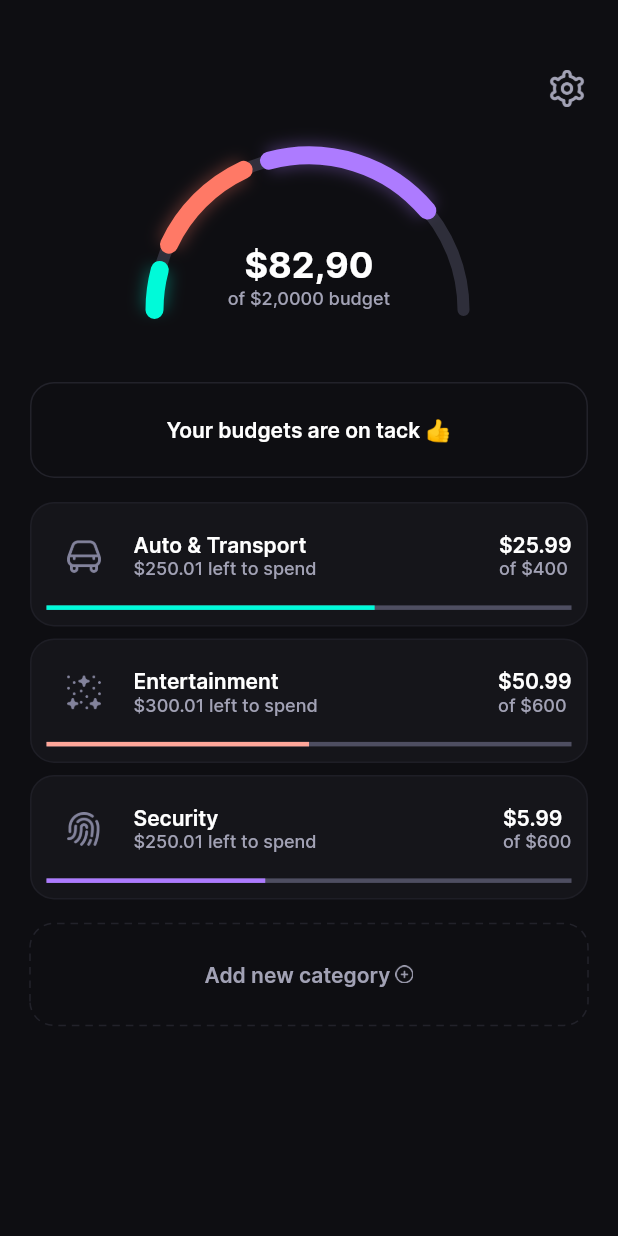
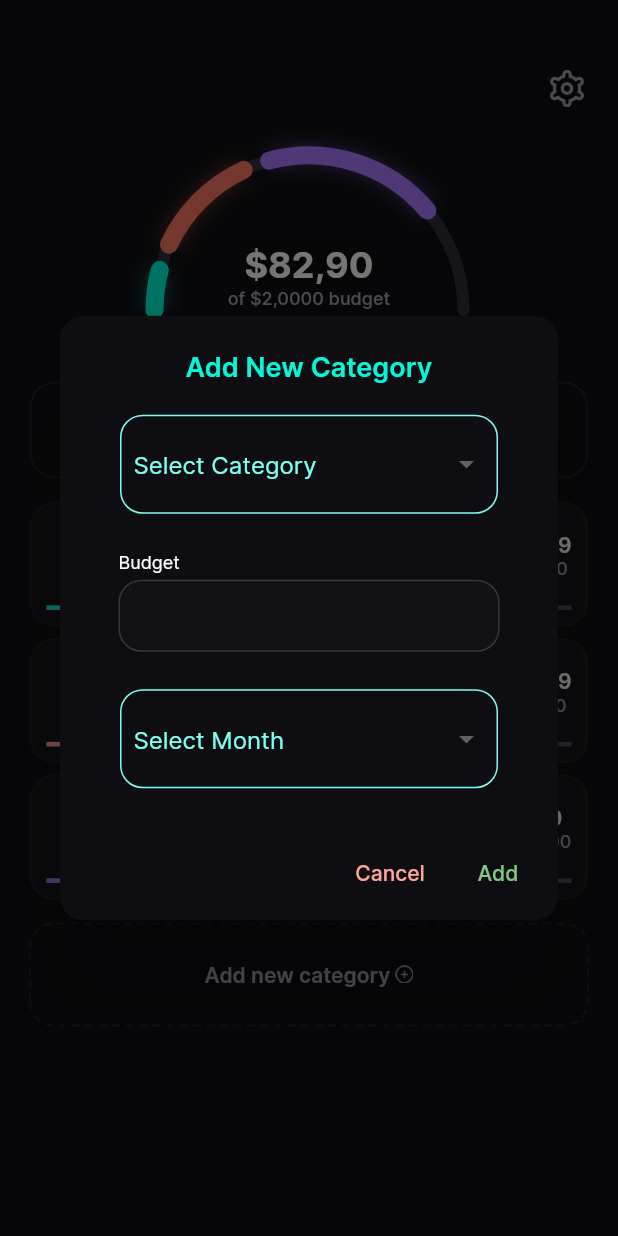
Before and after one commit to simonmhp/FinanceFlow, a Flutter app: the SpendingBudgetsView screen opened directly, after a tap on "Add new category", on a phone screen of 412 x 824 dp. Run offline on Flutter 3.47's test engine with Material 3 defaults, Android fonts, the phone set to English and light mode, and no system bars; drawn by our look-alikes of dotted_border; our stand-ins replace carousel_slider, cloud_firestore, firebase_auth, firebase_core, fluttertoast, scrollable_positioned_list and 1 more; accounts and stored records are empty.

Commit message:
working on BudetView()

```diff
--- /dev/null
+++ b/lib/common_widget/round_budget_textfield.dart
@@ -0,0 +1,67 @@
+import 'package:flutter/material.dart';
+import '../common/color_extension.dart';
+
+class RoundBudgetTextField extends StatelessWidget {
+  final String title;
+  final TextEditingController? controller;
+  final TextInputType? keyboardType;
+  final TextAlign titleAlign;
+  final bool obscureText;
+  final Function(String)? onChanged; // Add onChanged parameter
+
+  const RoundBudgetTextField({
+    super.key,
+    required this.title,
+    this.titleAlign = TextAlign.left,
+    this.controller,
+    this.keyboardType,
+    this.obscureText = false,
+    this.onChanged, // Initialize onChanged in the constructor
+  });
+
+  @override
+  Widget build(BuildContext context) {
+    return Column(
+      crossAxisAlignment: CrossAxisAlignment.start,
+      children: [
+        Row(
+          children: [
+            Expanded(
+              child: Text(
+                title,
+                textAlign: titleAlign,
+                style: TextStyle(color: TColor.white, fontSize: 12),
+              ),
+            ),
+          ],
+        ),
+        const SizedBox(height: 4),
+        Container(
+          height: 48,
+          width: double.maxFinite,
+          decoration: BoxDecoration(
+            color: TColor.gray60.withOpacity(0.05),
+            border: Border.all(color: TColor.gray70),
+            borderRadius: BorderRadius.circular(15),
+          ),
+          child: Padding(
+            padding: const EdgeInsets.only(left: 12.0, right: 12.0),
+            child: TextField(
+              controller: controller,
+              decoration: const InputDecoration(
+                focusedBorder: InputBorder.none,
+                errorBorder: InputBorder.none,
+                enabledBorder: InputBorder.none,
+                fillColor: Colors.amber,
+              ),
+              keyboardType: keyboardType,
+              obscureText: obscureText,
+              style: const TextStyle(color: Colors.white),
+              onChanged: onChanged, // Pass the onChanged callback
+            ),
+          ),
+        ),
+      ],
+    );
+  }
+}
--- /dev/null
+++ b/lib/common_widget/show_add_category_dialog.dart
@@ -0,0 +1,213 @@
+import 'package:flutter/material.dart';
+import 'package:moneytracker/common_widget/round_budget_textfield.dart';
+import '../common/color_extension.dart';
+import 'package:intl/intl.dart'; // Import for currency formatting
+
+void showAddCategoryDialog(BuildContext context) {
+  final TextEditingController budgetController = TextEditingController();
+  String? selectedCategory;
+  String? selectedMonth;
+
+  List<String> categories = ['Food', 'Transport', 'Utilities', 'Entertainment'];
+  List<String> months = [
+    'JAN',
+    'FEB',
+    'MAR',
+    'APR',
+    'MAY',
+    'JUN',
+    'JUL',
+    'AUG',
+    'SEP',
+    'OCT',
+    'NOV',
+    'DEC'
+  ];
+
+  showDialog(
+    context: context,
+    builder: (BuildContext context) {
+      return AlertDialog(
+        shape: RoundedRectangleBorder(
+          borderRadius: BorderRadius.circular(16),
+        ),
+        title: Center(
+          child: Text(
+            'Add New Category',
+            style: TextStyle(
+              color: TColor.secondaryG,
+              fontSize: 18,
+              fontWeight: FontWeight.w600,
+            ),
+          ),
+        ),
+        backgroundColor: TColor.gray,
+        content: SingleChildScrollView(
+          child: StatefulBuilder(
+            builder: (BuildContext context, StateSetter setState) {
+              return Column(
+                mainAxisSize: MainAxisSize.min,
+                children: [
+                  Container(
+                    margin: const EdgeInsets.symmetric(horizontal: 16.0),
+                    decoration: BoxDecoration(
+                      color: TColor.gray,
+                      border: Border.all(color: TColor.secondaryG50),
+                      borderRadius: BorderRadius.circular(15.0),
+                    ),
+                    child: Padding(
+                      padding: const EdgeInsets.all(8.0),
+                      child: DropdownButtonHideUnderline(
+                        child: DropdownButton<String>(
+                          isExpanded: true,
+                          hint: Text(
+                            'Select Category',
+                            style: TextStyle(color: TColor.secondaryG50),
+                          ),
+                          value: selectedCategory,
+                          onChanged: (String? newValue) {
+                            setState(() {
+                              selectedCategory = newValue;
+                            });
+                          },
+                          dropdownColor: TColor.gray60,
+                          items: categories
+                              .map<DropdownMenuItem<String>>((String value) {
+                            return DropdownMenuItem<String>(
+                              value: value,
+                              child: Text(
+                                value,
+                                style: TextStyle(color: TColor.secondaryG50),
+                              ),
+                            );
+                          }).toList(),
+                        ),
+                      ),
+                    ),
+                  ),
+                  const SizedBox(height: 10),
+                  Padding(
+                    padding: const EdgeInsets.all(15.0),
+                    child: RoundBudgetTextField(
+                      title: 'Budget',
+                      controller: budgetController,
+                      keyboardType: TextInputType.number,
+                      onChanged: (text) {
+                        // Only allow numeric characters (0-9)
+                        String newText = text.replaceAll(RegExp(r'[^0-9]'), '');
+
+                        // Update the controller with the new text
+                        budgetController.value = TextEditingValue(
+                          text: newText,
+                          selection:
+                              TextSelection.collapsed(offset: newText.length),
+                        );
+
+                        // If newText is not empty, format it as Indian currency
+                        if (newText.isNotEmpty) {
+                          double value = double.parse(newText);
+                          String formattedText = formatAsIndianCurrency(value);
+
+                          // Update the text field with formatted text
+                          budgetController.value = TextEditingValue(
+                            text: formattedText,
+                            selection: TextSelection.collapsed(
+                                offset: formattedText.length),
+                          );
+                        }
+                      },
+                    ),
+                  ),
+                  const SizedBox(height: 10),
+                  Container(
+                    margin: const EdgeInsets.symmetric(horizontal: 16.0),
+                    decoration: BoxDecoration(
+                      color: TColor.gray,
+                      border: Border.all(color: TColor.secondaryG50),
+                      borderRadius: BorderRadius.circular(15.0),
+                    ),
+                    child: Padding(
+                      padding: const EdgeInsets.all(8.0),
+                      child: DropdownButtonHideUnderline(
+                        child: DropdownButton<String>(
+                          isExpanded: true,
+                          hint: Text(
+                            'Select Month',
+                            style: TextStyle(color: TColor.secondaryG50),
+                          ),
+                          value: selectedMonth,
+                          onChanged: (String? newValue) {
+                            setState(() {
+                              selectedMonth = newValue;
+                            });
+                          },
+                          dropdownColor: TColor.gray60,
+                          items: months
+                              .map<DropdownMenuItem<String>>((String value) {
+                            return DropdownMenuItem<String>(
+                              value: value,
+                              child: Text(
+                                value,
+                                style: TextStyle(color: TColor.secondaryG50),
+                              ),
+                            );
+                          }).toList(),
+                        ),
+                      ),
+                    ),
+                  ),
+                ],
+              );
+            },
+          ),
+        ),
+        actions: <Widget>[
+          TextButton(
+            child: Text('Cancel', style: TextStyle(color: TColor.secondary50)),
+            onPressed: () {
+              Navigator.of(context).pop();
+            },
+          ),
+          TextButton(
+            child: Text('Add', style: TextStyle(color: Colors.green.shade300)),
+            onPressed: () {
+              // Validate and save the data
+              if (selectedCategory != null &&
+                  budgetController.text.isNotEmpty &&
+                  selectedMonth != null) {
+                // Convert the formatted currency back to an integer value
+                int budgetValue = (double.tryParse(budgetController.text
+                            .replaceAll(RegExp(r'[^0-9]'), ''))
+                        ?.toInt() ??
+                    0);
+
+                Map<String, dynamic> budgetData = {
+                  'category': selectedCategory,
+                  'budget': budgetValue,
+                  'month': selectedMonth,
+                };
+
+                // Call your insert method here
+                // DatabaseHelper().insertBudget(budgetData);
+
+                Navigator.of(context).pop(); // Close the dialog
+              } else {
+                ScaffoldMessenger.of(context).showSnackBar(
+                  SnackBar(content: Text('Please fill all fields')),
+                );
+              }
+            },
+          ),
+        ],
+      );
+    },
+  );
+}
+
+// Function to format the input as Indian currency
+String formatAsIndianCurrency(double amount) {
+  // Use NumberFormat to format the amount
+  final format =
+      NumberFormat.currency(locale: 'en_IN', symbol: '₹', decimalDigits: 0);
+  return format.format(amount);
+}
--- a/lib/view/spending_budgets/spending_budgets_view.dart
+++ b/lib/view/spending_budgets/spending_budgets_view.dart
@@ -3,6 +3,7 @@ import 'package:flutter/material.dart';
 import 'package:moneytracker/common/color_extension.dart';
 import 'package:moneytracker/common_widget/budgets_row.dart';
 import 'package:moneytracker/common_widget/custom_arc_180_painter.dart';
+import 'package:moneytracker/common_widget/show_add_category_dialog.dart';
 
 import '../settings/settings_view.dart';
 
@@ -163,6 +164,10 @@ class _SpendingBudgetsViewState extends State<SpendingBudgetsView> {
                   borderType: BorderType.RRect,
                   radius: const Radius.circular(16),
                   color: TColor.border.withOpacity(0.1),
+                  child: GestureDetector(
+                    onTap: () {
+                      showAddCategoryDialog(context);
+                    },
                     child: Container(
                       height: 64,
                       padding: const EdgeInsets.all(10),
@@ -192,6 +197,7 @@ class _SpendingBudgetsViewState extends State<SpendingBudgetsView> {
                   ),
                 ),
               ),
+            ),
             const SizedBox(
               height: 110,
             ),
--- a/lib/view/sqflite/db_helper.dart
+++ b/lib/view/sqflite/db_helper.dart
@@ -55,6 +55,16 @@ class DatabaseHelper {
         date TEXT NOT NULL,
         category TEXT NOT NULL,
         categoryImg TEXT NOT NULL
+      )
+    ''');
+
+    // Create the Budget table
+    await db.execute('''
+      CREATE TABLE budget (
+        id INTEGER PRIMARY KEY AUTOINCREMENT,
+        category TEXT NOT NULL,
+        budget REAL NOT NULL,
+        month TEXT NOT NULL
       )
     ''');
   }
@@ -239,4 +249,45 @@ class DatabaseHelper {
     final db = await database;
     await db.delete('transactions'); // This effectively truncates the table
   }
+
+  // ******************* Budget Table Methods *******************
+
+  // Insert a budget into the database
+  Future<int> insertBudget(Map<String, dynamic> budget) async {
+    final db = await database;
+    return await db.insert('budget', budget);
+  }
+
+// Fetch all budgets
+  Future<List<Map<String, dynamic>>> getAllBudgets() async {
+    final db = await database;
+    return await db.query('budget');
+  }
+
+// Update a budget by ID
+  Future<int> updateBudget(int id, Map<String, dynamic> budget) async {
+    final db = await database;
+    return await db.update(
+      'budget',
+      budget,
+      where: 'id = ?',
+      whereArgs: [id],
+    );
+  }
+
+// Delete a budget by ID
+  Future<int> deleteBudget(int id) async {
+    final db = await database;
+    return await db.delete(
+      'budget',
+      where: 'id = ?',
+      whereArgs: [id],
+    );
+  }
+
+// Truncate budget table
+  Future<void> truncateBudgets() async {
+    final db = await database;
+    await db.delete('budget'); // This effectively truncates the table
+  }
 }
```
Lines whose indentation alone changed are shown as unchanged.
